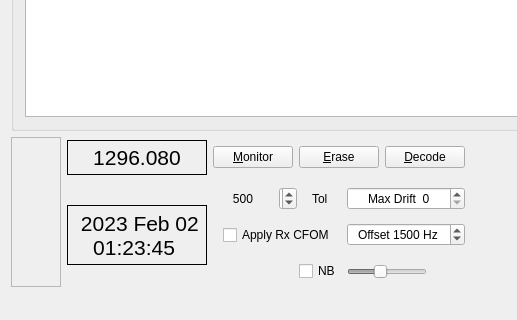
Before: the Qt Designer form qmap/mainwindow.ui in kholia/wsjtx, drawn with Qt 5; both pictures show x 0 to 517 and y 111 to 431 of the 640 by 431 pixel window.
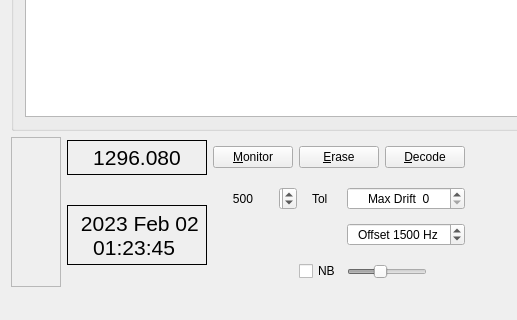
After: the same form once the commit is applied. Custom widgets are drawn as their Qt base class.

Commit message: General cleanup. Remove CFOM stuff.  Fix logic for 30 s transmissions.  Add ntx30x to .iq files.

Diff of the .ui file:
```diff
--- a/qmap/mainwindow.ui
+++ b/qmap/mainwindow.ui
@@ -332,33 +332,6 @@
           </property>
          </widget>
         </item>
-        <item row="2" column="2" colspan="2">
-         <layout class="QHBoxLayout" name="horizontalLayout_2">
-          <item>
-           <spacer name="horizontalSpacer">
-            <property name="orientation">
-             <enum>Qt::Horizontal</enum>
-            </property>
-            <property name="sizeType">
-             <enum>QSizePolicy::Fixed</enum>
-            </property>
-            <property name="sizeHint" stdset="0">
-             <size>
-              <width>10</width>
-              <height>20</height>
-             </size>
-            </property>
-           </spacer>
-          </item>
-          <item>
-           <widget class="QCheckBox" name="cbCFOM">
-            <property name="text">
-             <string>Apply Rx CFOM</string>
-            </property>
-           </widget>
-          </item>
-         </layout>
-        </item>
        </layout>
       </item>
       <item row="0" column="0" colspan="2">
```
The commit also changes 9 other files.
